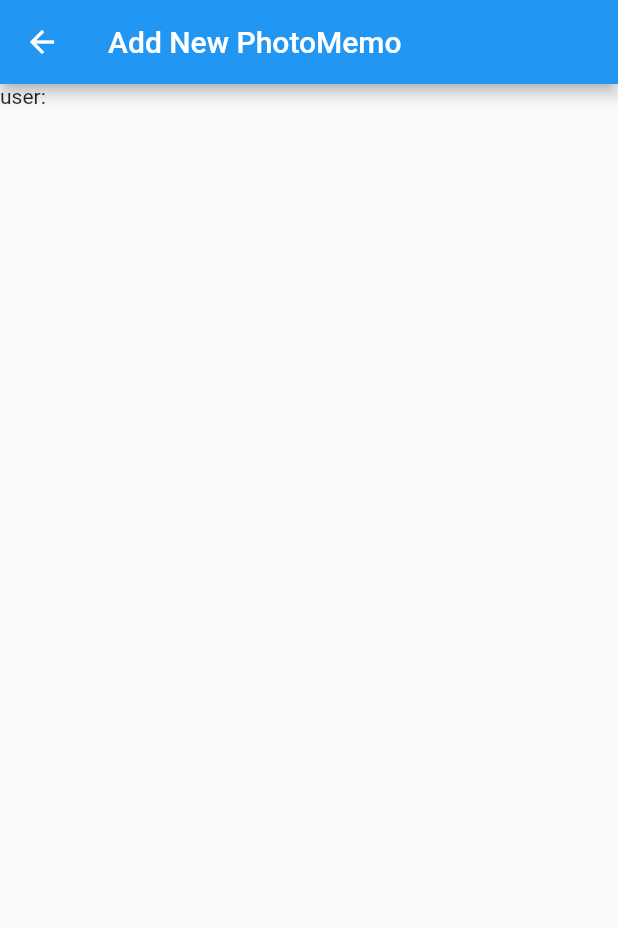
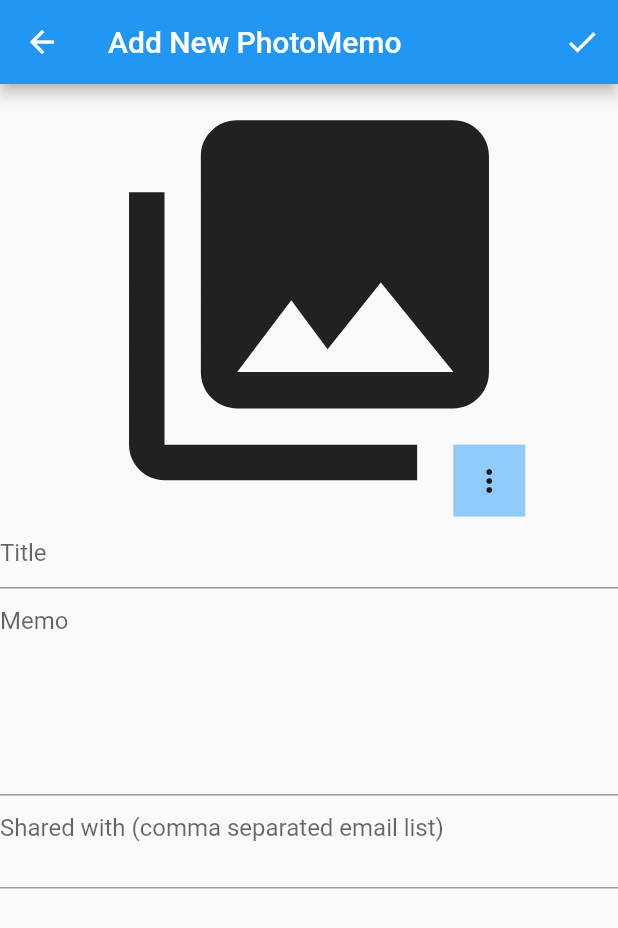
Before and after one commit to reubenrandell/mobile-apps-lesson3, a Flutter app: the AddNewPhotoMemoScreen screen opened directly with empty values, on a phone screen of 412 x 824 dp. Shown: the top 928 px of the screen. Run offline on Flutter 3.47's test engine with Material 2 defaults, Android fonts, the phone set to English and light mode, and no system bars; our stand-ins replace firebase_auth, firebase_core; accounts and stored records are empty.

Commit message:
incomplete commit

```diff
--- a/lib/main.dart
+++ b/lib/main.dart
@@ -1,7 +1,7 @@
-import 'package:firebase_auth/firebase_auth.dart';
+// import 'package:firebase_auth/firebase_auth.dart';
 import 'package:firebase_core/firebase_core.dart';
 import 'package:flutter/material.dart';
-import 'package:flutter/rendering.dart';
+// import 'package:flutter/rendering.dart';
 import 'package:lesson3/model/constant.dart';
 import 'package:lesson3/viewscreen/addnewphotomemo_screen.dart';
 import 'package:lesson3/viewscreen/internalerror_screen.dart';
@@ -41,8 +41,8 @@ class Lesson3App extends StatelessWidget {
             var user = argument[ARGS.USER];
             return AddNewPhotoMemoScreen(user: user);
           }
+        },
       },
     );
   }
-
 }
--- /dev/null
+++ b/lib/model/photomemo.dart
@@ -0,0 +1,50 @@
+enum PhotoSource {
+  CAMERA, GALLERY
+}
+
+class PhotoMemo {
+  String? docId; //Firestore auto generated doc id
+  late String createdBy; //email == user id
+  late String title;
+  late String name;
+  late String memo;
+  late String photoFilename; // image at Cloud Storage
+  late String photoURL;
+  DateTime? timestamp;
+  late List<dynamic> sharedWith; // list of emails
+  late List<dynamic> imageLabels; //ML image labels
+  PhotoMemo({
+    this.docId,
+    this.createdBy = '',
+    this.title = '',
+    this.memo = '',
+    this.photoFilename = '',
+    this.photoURL = '',
+    this.timestamp,
+    List<dynamic>? sharedWith,
+    List<dynamic>? imageLabels,
+  }) {
+    this.sharedWith = sharedWith == null ? [] : [...sharedWith]; //copies contents of sharedWith
+    this.imageLabels = imageLabels == null ? [] : [...imageLabels];
+  }
+
+  static String? validateTitle(String? value) {
+    return value == null || value.trim().length < 3 ? 'Title too short' : null;
+
+  }
+
+  static String? validateMemo(String? value) {
+        return value == null || value.trim().length < 5 ? 'Memo too short' : null;
+
+  }
+
+  static String? validateSharedWith(String? value) {
+    if (value == null || value.trim().length == 0) return null;
+
+    List<String> emailList = value.trim().split(RegExp('(,| )+')).map((e) => e.trim()).toList();
+    for (String e in emailList) {
+      if (e.contains('@') && e.contains('.')) continue;
+      else return 'Invalid email list: comma or space separated list';
+    }
+  }
+}
--- a/lib/viewscreen/addnewphotomemo_screen.dart
+++ b/lib/viewscreen/addnewphotomemo_screen.dart
@@ -1,10 +1,11 @@
+import 'dart:io';
+
 import 'package:firebase_auth/firebase_auth.dart';
 import 'package:flutter/cupertino.dart';
 import 'package:flutter/material.dart';
-
+import 'package:lesson3/model/photomemo.dart';
 
 class AddNewPhotoMemoScreen extends StatefulWidget {
-
   static const routeName = '/addNewPhotoMemoScreen';
   late final User user;
 
@@ -14,14 +15,16 @@ class AddNewPhotoMemoScreen extends StatefulWidget {
   State<StatefulWidget> createState() {
     return _AddNewPhotoMemoState();
   }
-
 }
 
 class _AddNewPhotoMemoState extends State<AddNewPhotoMemoScreen> {
+  late _Controller con;
+  GlobalKey<FormState> formKey = GlobalKey();
+  File? photo;
 
-  late _Controller con;
-
-  _AddNewPhotoMemoState() {
+  @override
+  void initState() {
+    super.initState();
     con = _Controller(this);
   }
 
@@ -31,15 +34,111 @@ class _AddNewPhotoMemoState extends State<AddNewPhotoMemoScreen> {
     return Scaffold(
       appBar: AppBar(
         title: Text('Add New PhotoMemo'),
-
+        actions: [
+          IconButton(
+            onPressed: con.save,
+            icon: Icon(Icons.check),
+          ),
+        ],
       ),
-      body: Text('user: ${widget.user.email}'),
+      body: Form(
+        key: formKey,
+        child: SingleChildScrollView(
+          child: Column(
+            children: [
+              Stack(
+                children: [
+                  Container(
+                    height: MediaQuery.of(context).size.height * 0.35,
+                    child: photo == null
+                        ? FittedBox(
+                            child: Icon(
+                              Icons.photo_library,
+                              //size: 300.0,
+                            ),
+                          )
+                        : Image.file(photo!),
+                  ),
+                  Positioned(
+                    right: 0.0,
+                    bottom: 0.0,
+                    child: Container(
+                      color: Colors.blue[200],
+                      child: PopupMenuButton(
+                        onSelected: con.getPhoto,
+                        itemBuilder: (context) => [
+                          for (var source in PhotoSource.values)
+                            PopupMenuItem(
+                              value: source,
+                              child: Text('${source.toString().split('.')[1]}'),
+                            ),
+                        ],
+                      ),
+                    ),
+                  ),
+                ],
+              ),
+              TextFormField(
+                //
+                decoration: InputDecoration(hintText: 'Title'),
+                autocorrect: true,
+                validator: PhotoMemo.validateTitle,
+                onSaved: con.saveTitle,
+              ),
+              TextFormField(
+                decoration: InputDecoration(hintText: 'Memo'),
+                autocorrect: true,
+                keyboardType: TextInputType.multiline,
+                maxLines: 6,
+                validator: PhotoMemo.validateMemo,
+                onSaved: con.saveMemo,
+              ),
+              TextFormField(
+                decoration: InputDecoration(
+                  hintText: 'Shared with (comma separated email list)',
+                ),
+                maxLines: 2,
+                keyboardType: TextInputType.emailAddress,
+                validator: PhotoMemo.validateSharedWith,
+                onSaved: con.saveSharedWith,
+              ),
+            ],
+          ),
+        ),
+      ),
     );
   }
-
 }
 
 class _Controller {
   late _AddNewPhotoMemoState state;
+  PhotoMemo tempMemo = PhotoMemo();
+
   _Controller(this.state);
+
+  void save() {
+    FormState? currentState = state.formKey.currentState;
+    if (currentState == null || !currentState.validate()) return;
+    currentState.save();
+    print(
+        '====== tempMemo: ${tempMemo.title} ${tempMemo.memo} ${tempMemo.sharedWith}');
+  }
+
+  void getPhoto(PhotoSource source) {
+    print('======== photo source: $source');
+  }
+
+  void saveTitle(String? value) {
+    if (value != null) tempMemo.title = value;
+  }
+
+  void saveMemo(String? value) {
+    if (value != null) tempMemo.memo = value;
+  }
+
+  void saveSharedWith(String? value) {
+    if (value != null && value.trim().length != 0) {
+      tempMemo.sharedWith.addAll(value.trim().split(RegExp('(,| }+')));
+    }
+  }
 }
```
Also changed, not shown: 1 other file.
